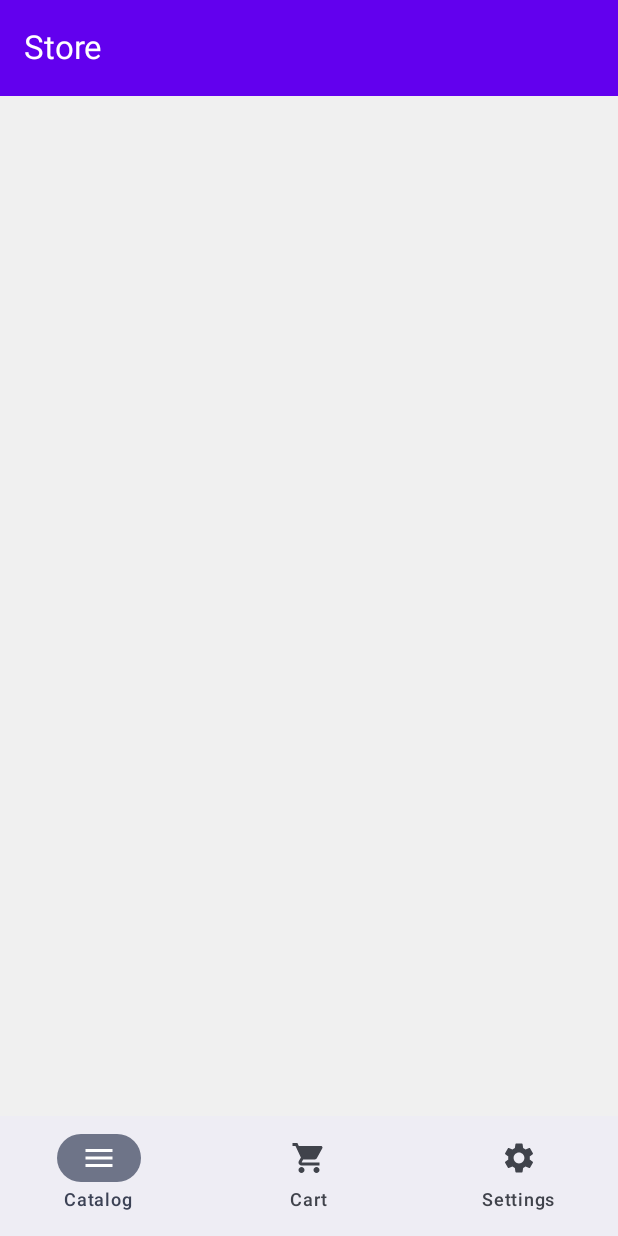
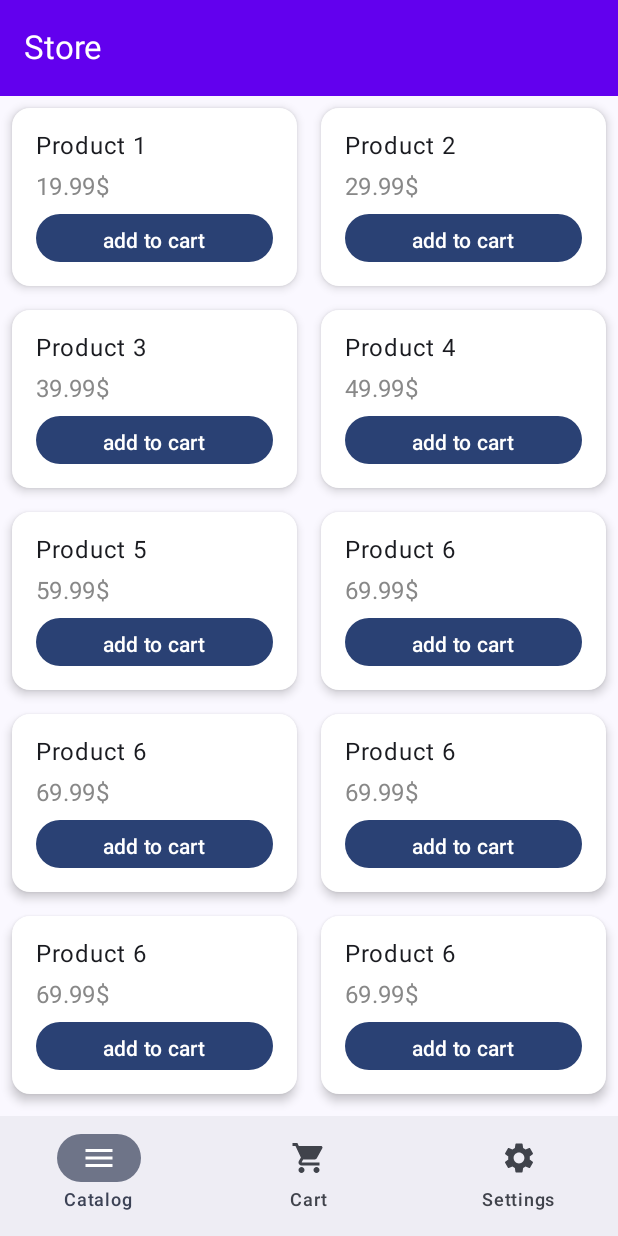
Before and after one commit to Mathmeh/COMPOSE_MAGAZIN, an Android app built with Jetpack Compose: the screen it shows after launch (MainActivity), on a phone screen of 412 x 824 dp. Run offline under Robolectric (Android 15) with nearby library versions, the phone set to English and light mode, and no system bars.

Commit message:
Cards for products added

```diff
--- a/app/src/main/java/com/example/compose_magazin/MainActivity.kt
+++ b/app/src/main/java/com/example/compose_magazin/MainActivity.kt
@@ -4,6 +4,8 @@ import android.os.Bundle
 import androidx.activity.ComponentActivity
 import androidx.activity.compose.setContent
 import androidx.activity.enableEdgeToEdge
+import androidx.compose.foundation.layout.Box
+import androidx.compose.foundation.layout.fillMaxSize
 import androidx.compose.foundation.layout.padding
 import androidx.compose.material.icons.Icons
 import androidx.compose.material.icons.filled.Menu
@@ -11,10 +13,10 @@ import androidx.compose.material.icons.filled.Settings
 import androidx.compose.material.icons.filled.ShoppingCart
 import androidx.compose.material3.ExperimentalMaterial3Api
 import androidx.compose.material3.Icon
+import androidx.compose.material3.NavigationBar
+import androidx.compose.material3.NavigationBarItem
 import androidx.compose.material3.Scaffold
 import androidx.compose.material3.Text
-import androidx.compose.material3.NavigationBar
-import androidx.compose.material3.NavigationBarItem
 import androidx.compose.material3.TopAppBar
 import androidx.compose.material3.TopAppBarDefaults
 import androidx.compose.runtime.Composable
@@ -53,10 +55,11 @@ fun MyApp() {
     val navController = rememberNavController()
 
     Scaffold(topBar = { TopBar() }, bottomBar = { NavigationBar(navController) }) { innerPadding ->
-        NavigationComponent(
-            navController,
-            modifier = Modifier.padding(innerPadding)
-        )
+        Box(modifier = Modifier.padding(innerPadding)) {
+            NavigationComponent(
+                navController, modifier = Modifier.fillMaxSize()
+            )
+        }
     }
 }
 
--- a/app/src/main/java/com/example/compose_magazin/presentation/catalogScreen/catalogScreen.kt
+++ b/app/src/main/java/com/example/compose_magazin/presentation/catalogScreen/catalogScreen.kt
@@ -1,22 +1,45 @@
 package com.example.compose_magazin.presentation.catalogScreen
 
-import androidx.compose.foundation.layout.Column
-import androidx.compose.foundation.layout.fillMaxSize
-import androidx.compose.foundation.layout.padding
-import androidx.compose.material3.MaterialTheme
-import androidx.compose.material3.Surface
-import androidx.compose.material3.Text
+import androidx.compose.foundation.lazy.grid.GridCells
+import androidx.compose.foundation.lazy.grid.LazyVerticalGrid
+import androidx.compose.foundation.lazy.grid.items
 import androidx.compose.runtime.Composable
-import androidx.compose.ui.Modifier
-import androidx.compose.ui.graphics.Color
 import androidx.compose.ui.unit.dp
 import androidx.navigation.NavHostController
+import com.example.compose_magazin.domain.models.Product
+import com.example.compose_magazin.presentation.productCard.ProductCard
 
 @Composable
 fun CatalogScreen(navController: NavHostController) {
-    Surface(modifier = Modifier.fillMaxSize(), color = Color(0xFFF0F0F0)) {
-        Column(modifier = Modifier.padding(16.dp)) {
-            Text(text = "Catalog Screen", style = MaterialTheme.typography.bodyLarge)
+    val products = listOf(
+        Product(1, "Product 1", 19.99),
+        Product(2, "Product 2", 29.99),
+        Product(3, "Product 3", 39.99),
+        Product(4, "Product 4", 49.99),
+        Product(5, "Product 5", 59.99),
+        Product(6, "Product 6", 69.99),
+        Product(7, "Product 6", 69.99),
+        Product(8, "Product 6", 69.99),
+        Product(9, "Product 6", 69.99),
+        Product(10, "Product 6", 69.99),
+        Product(11, "Product 6", 69.99),
+        Product(12, "Product 6", 69.99),
+        Product(13, "Product 6", 69.99),
+    )
+
+    HomeScreenContent(navController = navController, products = products)
+}
+
+@Composable
+fun HomeScreenContent(
+    navController: NavHostController,
+    products: List<Product>
+) {
+    LazyVerticalGrid(
+        columns = GridCells.Adaptive(minSize = 150.dp),
+    ) {
+        items(products) { product ->
+            ProductCard(product = product)
         }
     }
 }
--- /dev/null
+++ b/app/src/main/java/com/example/compose_magazin/presentation/productCard/productCard.kt
@@ -0,0 +1,114 @@
+package com.example.compose_magazin.presentation.productCard
+
+import androidx.compose.foundation.layout.Arrangement
+import androidx.compose.foundation.layout.Box
+import androidx.compose.foundation.layout.Column
+import androidx.compose.foundation.layout.Row
+import androidx.compose.foundation.layout.Spacer
+import androidx.compose.foundation.layout.fillMaxHeight
+import androidx.compose.foundation.layout.fillMaxWidth
+import androidx.compose.foundation.layout.height
+import androidx.compose.foundation.layout.padding
+import androidx.compose.foundation.layout.size
+import androidx.compose.material3.Button
+import androidx.compose.material3.Card
+import androidx.compose.material3.CardDefaults
+import androidx.compose.material3.MaterialTheme
+import androidx.compose.material3.Text
+import androidx.compose.runtime.Composable
+import androidx.compose.runtime.MutableState
+import androidx.compose.runtime.getValue
+import androidx.compose.runtime.mutableStateOf
+import androidx.compose.runtime.saveable.rememberSaveable
+import androidx.compose.runtime.setValue
+import androidx.compose.ui.Alignment
+import androidx.compose.ui.Modifier
+import androidx.compose.ui.graphics.Color
+import androidx.compose.ui.unit.dp
+import androidx.compose.ui.unit.sp
+import com.example.compose_magazin.domain.models.Product
+import com.example.compose_magazin.presentation.uiComponents.ChangeProductAmountButton
+
+@Composable
+fun ProductCard(product: Product, modifier: Modifier = Modifier) {
+    val productAmountState = rememberSaveable {
+        mutableStateOf(0)
+    }
+
+    Card(
+        colors = CardDefaults.cardColors(
+            containerColor = Color.White
+        ),
+        elevation = CardDefaults.cardElevation(4.dp),
+        modifier = modifier
+            .padding(8.dp)
+            .fillMaxWidth()
+    ) {
+        Column(
+            modifier = Modifier
+                .padding(16.dp)
+                .fillMaxHeight()
+        ) {
+            Text(
+                text = product.name,
+                style = MaterialTheme.typography.bodyLarge
+            )
+            Spacer(modifier = Modifier.height(8.dp))
+            Text(
+                text = "${product.price}$",
+                style = MaterialTheme.typography.bodyMedium,
+                color = Color.Gray,
+                fontSize = 16.sp
+            )
+            Spacer(
+                modifier = Modifier.height(8.dp)
+            )
+            AddToCartButton(productAmountState)
+        }
+    }
+}
+
+@Composable
+fun AddToCartButton(count: MutableState<Int>) {
+    if (count.value == 0) {
+        Box(
+            modifier = Modifier
+                .fillMaxWidth()
+                .height(32.dp),
+            contentAlignment = Alignment.Center
+        ) {
+            Button(
+                onClick = { count.value++ },
+                modifier = Modifier.fillMaxWidth()
+            ) {
+                Text(text = "add to cart")
+            }
+        }
+    } else {
+        Row(
+            verticalAlignment = Alignment.CenterVertically,
+            horizontalArrangement = Arrangement.SpaceEvenly,
+            modifier = Modifier
+                .fillMaxWidth()
+                .height(32.dp)
+        ) {
+            ChangeProductAmountButton(
+                buttonText = "-",
+                size = 32.dp,
+                onClickLambda = { if (count.value > 0) count.value-- }
+            )
+
+            Text(
+                text = count.value.toString(),
+                fontSize = 32.sp,
+                modifier = Modifier.fillMaxHeight()
+            )
+
+            ChangeProductAmountButton(
+                buttonText = "+",
+                size = 32.dp,
+                onClickLambda = { count.value++ }
+            )
+        }
+    }
+}
```
Also changed, not shown: app/src/main/java/com/example/compose_magazin/presentation/uiComponents/uiComponents.kt (added, +30 -0 lines).
